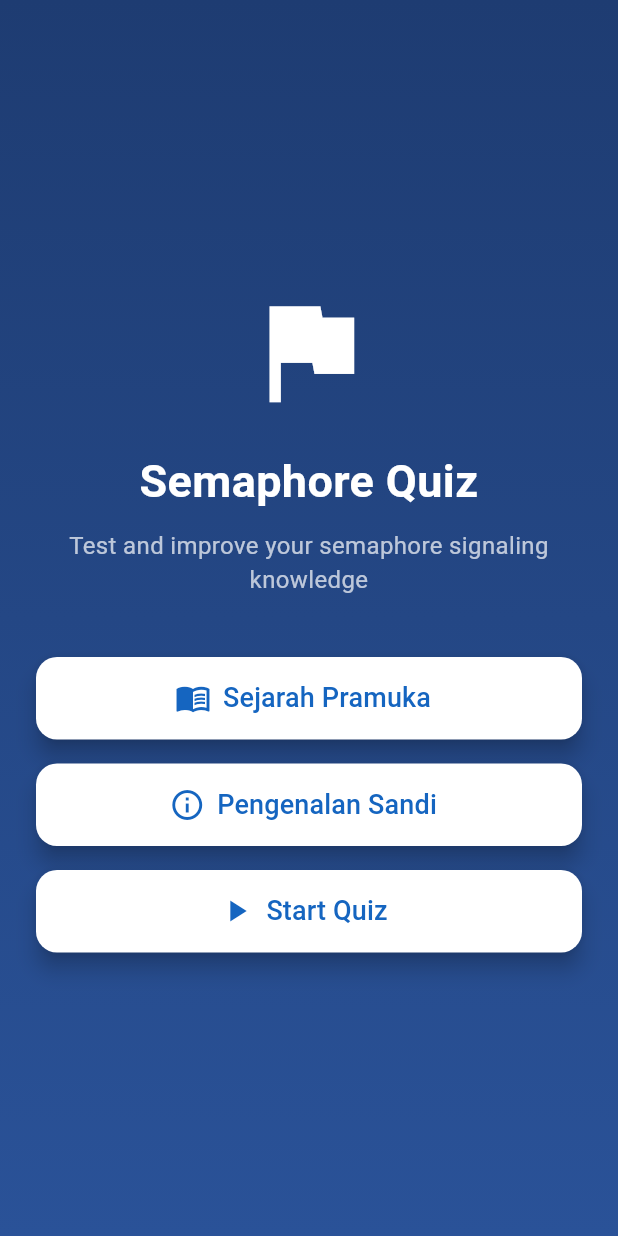
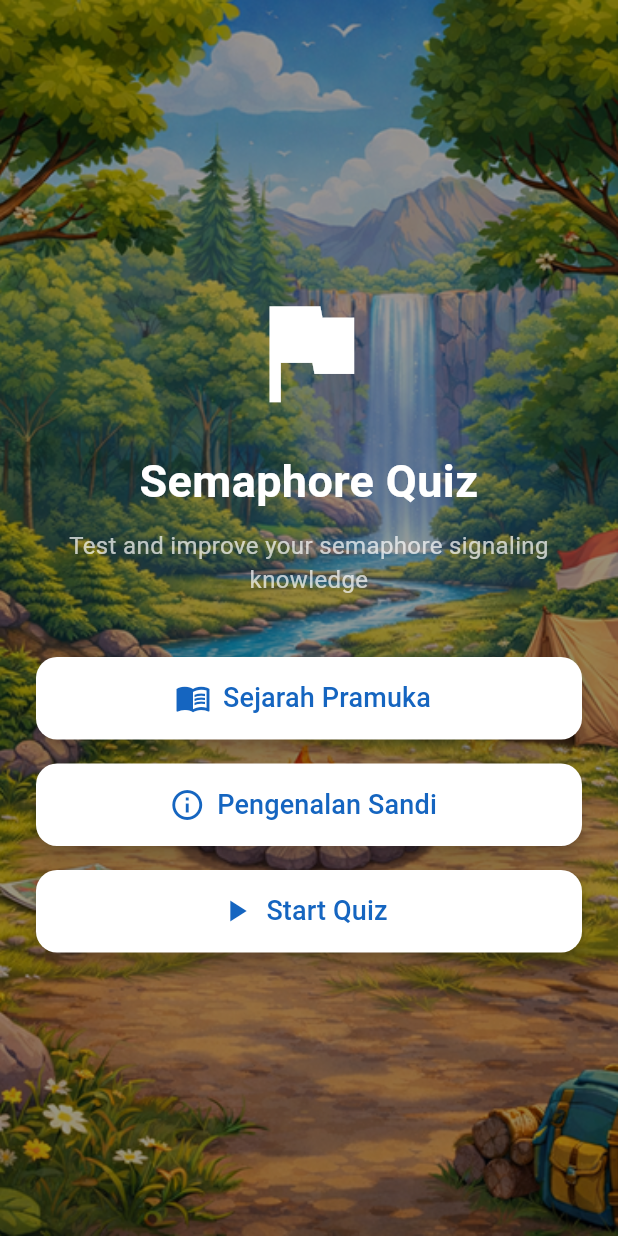
Before and after one commit to nabilhudarizalulhaq/smaphore_quiz, a Flutter app: the HomePage screen opened by its route, on a phone screen of 412 x 824 dp. Run offline on Flutter 3.47's test engine with Material 3 defaults, Android fonts, the phone set to English and light mode, and no system bars; our stand-ins replace camera; missing offline and left inert: google_mlkit_pose_detection.

Commit message:
update bg hom

```diff
--- a/lib/persentaion/home/home.dart
+++ b/lib/persentaion/home/home.dart
@@ -3,20 +3,30 @@ import 'package:flutter/material.dart';
 class HomePage extends StatelessWidget {
   const HomePage({super.key});
 
+  static const String _bgImage = 'assets/images/bg_home.png';
+
   @override
   Widget build(BuildContext context) {
     return Scaffold(
-      body: Container(
-        width: double.infinity,
-        height: double.infinity,
-        decoration: const BoxDecoration(
-          gradient: LinearGradient(
-            colors: [Color(0xFF1E3C72), Color(0xFF2A5298)],
-            begin: Alignment.topCenter,
-            end: Alignment.bottomCenter,
+      body: Stack(
+        children: [
+          /// Background Image
+          Positioned.fill(
+            child: Image.asset(
+              _bgImage,
+              fit: BoxFit.cover,
             ),
           ),
-        child: SafeArea(
+
+          /// Dark Overlay (biar teks kebaca)
+          Positioned.fill(
+            child: Container(
+              color: Colors.black.withOpacity(0.4),
+            ),
+          ),
+
+          /// Content
+          SafeArea(
             child: Padding(
               padding: const EdgeInsets.symmetric(horizontal: 24),
               child: Column(
@@ -24,6 +34,7 @@ class HomePage extends StatelessWidget {
                 children: [
                   const Icon(Icons.flag, color: Colors.white, size: 90),
                   const SizedBox(height: 20),
+
                   const Text(
                     'Semaphore Quiz',
                     textAlign: TextAlign.center,
@@ -33,12 +44,18 @@ class HomePage extends StatelessWidget {
                       color: Colors.white,
                     ),
                   ),
+
                   const SizedBox(height: 10),
+
                   const Text(
                     'Test and improve your semaphore signaling knowledge',
                     textAlign: TextAlign.center,
-                  style: TextStyle(fontSize: 16, color: Colors.white70),
+                    style: TextStyle(
+                      fontSize: 16,
+                      color: Colors.white70,
                     ),
+                  ),
+
                   const SizedBox(height: 40),
 
                   _buildButton(
@@ -47,6 +64,7 @@ class HomePage extends StatelessWidget {
                     icon: Icons.menu_book,
                     routeName: '/learn',
                   ),
+
                   const SizedBox(height: 16),
 
                   _buildButton(
@@ -55,6 +73,7 @@ class HomePage extends StatelessWidget {
                     icon: Icons.info_outline,
                     routeName: '/introductioncode',
                   ),
+
                   const SizedBox(height: 16),
 
                   _buildButton(
@@ -67,10 +86,12 @@ class HomePage extends StatelessWidget {
               ),
             ),
           ),
+        ],
       ),
     );
   }
 
+  /// Reusable Button Widget (biar gampang di update)
   Widget _buildButton(
     BuildContext context, {
     required String title,
@@ -81,9 +102,7 @@ class HomePage extends StatelessWidget {
       width: double.infinity,
       height: 55,
       child: ElevatedButton.icon(
-        onPressed: () {
-          Navigator.pushNamed(context, routeName);
-        },
+        onPressed: () => Navigator.pushNamed(context, routeName),
         icon: Icon(icon, size: 24),
         label: Text(title, style: const TextStyle(fontSize: 18)),
         style: ElevatedButton.styleFrom(
--- a/pubspec.yaml
+++ b/pubspec.yaml
@@ -64,8 +64,10 @@ flutter:
 
   # To add assets to your application, add an assets section, like this:
   assets:
+    - assets/images/
     - assets/images/splash.png
     - assets/images/onboarding.png
+    - assets/images/bg_home.png
     # - assets/animations/
 
   # An image asset can refer to one or more resolution-specific "variants", see
```
Also changed, not shown: assets/images/bg_home.png (added). Lines whose indentation alone changed are shown as unchanged.
